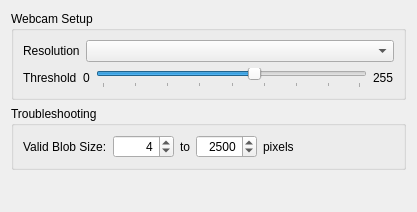
Before: the Qt Designer form src/qt_gui/m_wc_setup.ui in mavak/linux-track, drawn with Qt 5.
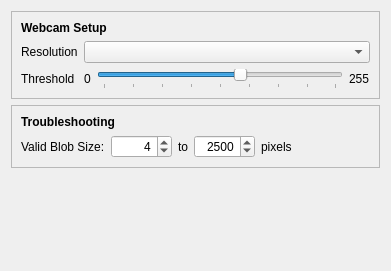
After: the same form once the commit is applied.

Commit message: Added new dialogue for XPlane plugin installation. Mickey and wii_server aren't compiled when they shouldn't. Visually tweaked device setup dialogues. Fixed memory leak in the wine bridge client.

What changed in the file:
```diff
--- a/src/qt_gui/m_wc_setup.ui
+++ b/src/qt_gui/m_wc_setup.ui
@@ -6,23 +6,39 @@
    <rect>
     <x>0</x>
     <y>0</y>
-    <width>417</width>
-    <height>212</height>
+    <width>391</width>
+    <height>271</height>
    </rect>
   </property>
   <property name="WindowTitle" stdset="0">
    <string>WebcamSetupForm</string>
   </property>
+  <layout class="QVBoxLayout" name="verticalLayout_3">
+   <item>
+    <widget class="QFrame" name="frame">
+     <property name="frameShape">
+      <enum>QFrame::StyledPanel</enum>
+     </property>
+     <property name="frameShadow">
+      <enum>QFrame::Raised</enum>
+     </property>
   <layout class="QVBoxLayout" name="verticalLayout">
    <item>
-    <widget class="QGroupBox" name="groupBox_2">
-     <property name="title">
+       <widget class="QLabel" name="label_3">
+        <property name="font">
+         <font>
+          <weight>75</weight>
+          <bold>true</bold>
+         </font>
+        </property>
+        <property name="text">
       <string>Webcam Setup</string>
      </property>
-     <layout class="QVBoxLayout" name="verticalLayout_2">
+       </widget>
+      </item>
       <item>
-       <layout class="QHBoxLayout" name="horizontalLayout_3">
-        <item>
+       <layout class="QFormLayout" name="formLayout">
+        <item row="0" column="0">
          <widget class="QLabel" name="label_15">
           <property name="sizePolicy">
            <sizepolicy hsizetype="Maximum" vsizetype="Preferred">
@@ -35,7 +51,7 @@
           </property>
          </widget>
         </item>
-        <item>
+        <item row="0" column="1">
          <widget class="QComboBox" name="WebcamResolutionsMac">
           <property name="sizePolicy">
            <sizepolicy hsizetype="Preferred" vsizetype="Preferred">
@@ -45,17 +61,15 @@
           </property>
          </widget>
         </item>
-       </layout>
-      </item>
-      <item>
-       <layout class="QHBoxLayout" name="horizontalLayout">
-        <item>
+        <item row="1" column="0">
          <widget class="QLabel" name="label_2">
           <property name="text">
            <string>Threshold</string>
           </property>
          </widget>
         </item>
+        <item row="1" column="1">
+         <layout class="QHBoxLayout" name="horizontalLayout">
         <item>
          <widget class="QLabel" name="label_32">
           <property name="text">
@@ -92,14 +106,32 @@
        </layout>
       </item>
      </layout>
+      </item>
+     </layout>
     </widget>
    </item>
    <item>
-    <widget class="QGroupBox" name="groupBox">
-     <property name="title">
+    <widget class="QFrame" name="frame_2">
+     <property name="frameShape">
+      <enum>QFrame::StyledPanel</enum>
+     </property>
+     <property name="frameShadow">
+      <enum>QFrame::Raised</enum>
+     </property>
+     <layout class="QVBoxLayout" name="verticalLayout_2">
+      <item>
+       <widget class="QLabel" name="label_4">
+        <property name="font">
+         <font>
+          <weight>75</weight>
+          <bold>true</bold>
+         </font>
+        </property>
+        <property name="text">
       <string>Troubleshooting</string>
      </property>
-     <layout class="QVBoxLayout" name="verticalLayout_3">
+       </widget>
+      </item>
       <item>
        <layout class="QHBoxLayout" name="horizontalLayout_2">
         <item>
```
Lines whose indentation alone changed are shown as unchanged. The commit also changes 16 other files.
